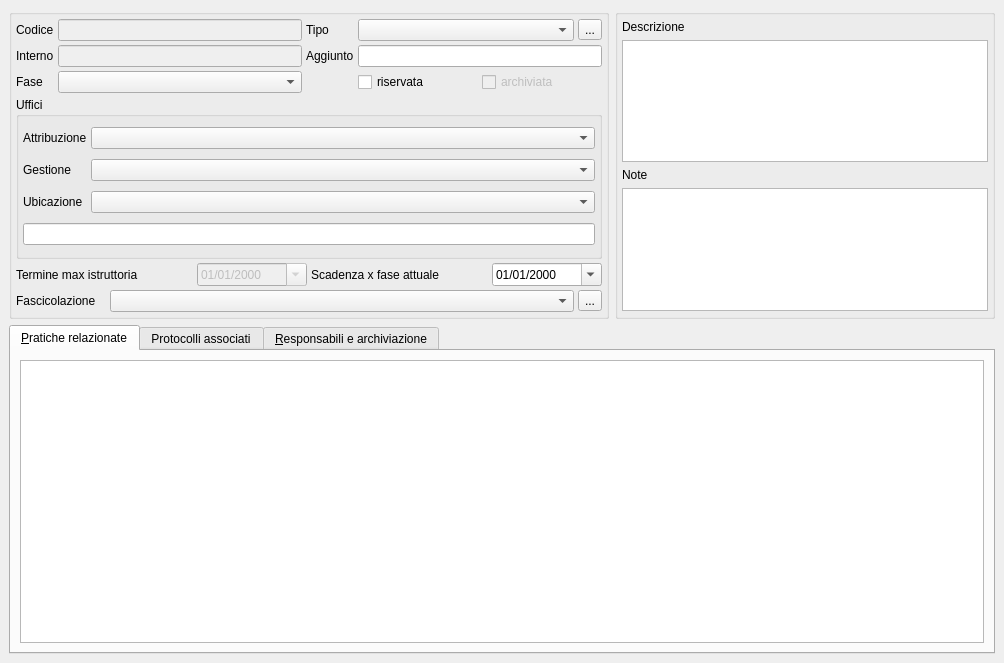
The window that src/com/axiastudio/suite/pratiche/forms/pratica.ui (tizianolattisi/suitegda) describes before a commit, drawn with Qt 5.
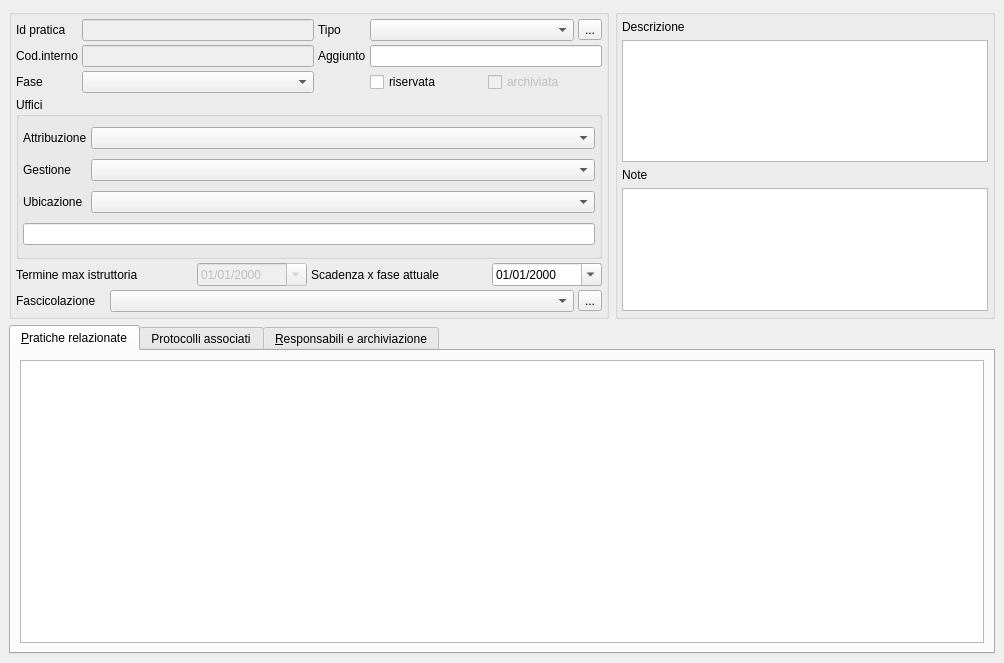
The same window after the commit. Custom widgets are drawn as their Qt base class.

Commit message: Dettagli sulle ui

Diff of the .ui file:
```diff
--- a/src/com/axiastudio/suite/pratiche/forms/pratica.ui
+++ b/src/com/axiastudio/suite/pratiche/forms/pratica.ui
@@ -123,7 +123,10 @@
          <item row="0" column="0">
           <widget class="QLabel" name="label">
            <property name="text">
-            <string>Codice</string>
+            <string>Id pratica</string>
+           </property>
+           <property name="buddy">
+            <cstring>lineEdit</cstring>
            </property>
           </widget>
          </item>
@@ -171,7 +174,10 @@
          <item row="1" column="0">
           <widget class="QLabel" name="label_5">
            <property name="text">
-            <string>Interno</string>
+            <string>Cod.interno</string>
+           </property>
+           <property name="buddy">
+            <cstring>lineEdit_2</cstring>
            </property>
           </widget>
          </item>
```
Left out of the diff: 5 changed lines with no effect on the pictures. The commit also changes 2 other files.
